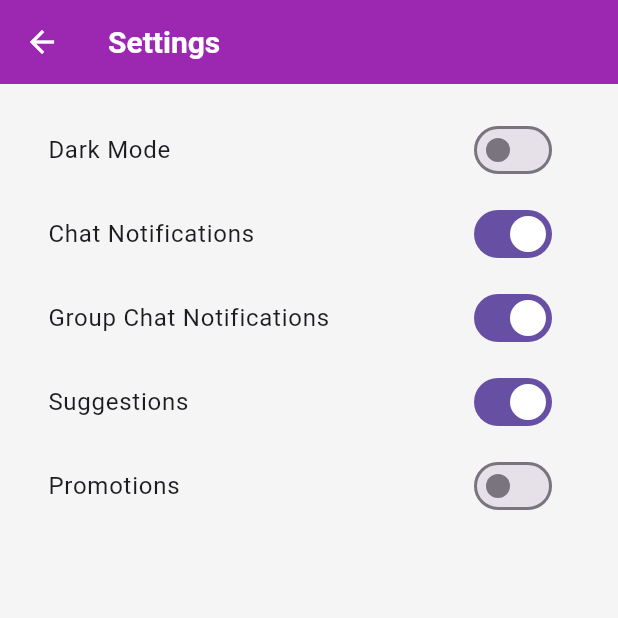
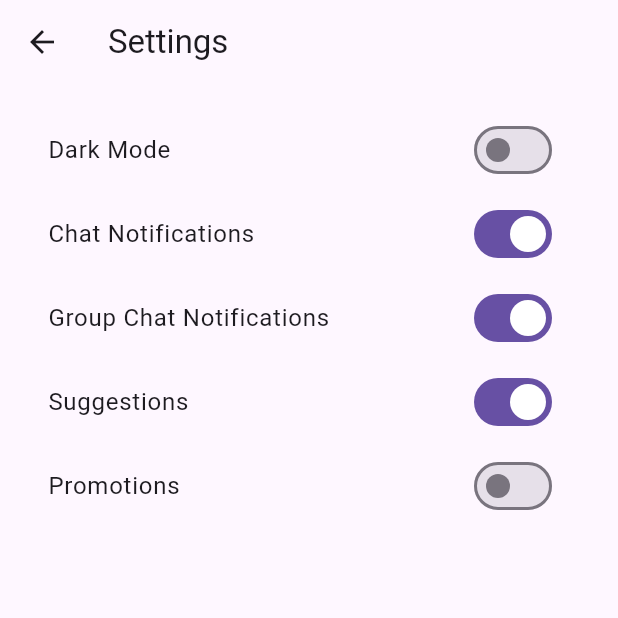
Before and after one commit to HitheshMedavarapu/Flutter, a Flutter app: the screen it shows once a user with an empty profile is signed in, item 2 of the bottom bar chosen, after a tap on the "settings" icon, on a phone screen of 412 x 824 dp, the top half of it. Run offline on Flutter 3.47's test engine with Material 3 defaults, Android fonts, the phone set to English and light mode, and no system bars; our stand-ins replace cloud_firestore, firebase_auth, firebase_core, flutter_redux, redux; accounts and stored records are empty.

Commit message:
Revert "homescreen done with static data"

```diff
--- a/lib/main.dart
+++ b/lib/main.dart
@@ -8,7 +8,6 @@ import 'redux/reducers.dart';
 import 'screens/auth/login_screen.dart';
 import 'screens/home/home_screen.dart';
 import 'package:firebase_auth/firebase_auth.dart';
-import 'utils/theme.dart'; // ✅ Import themes
 
 void main() async {
   WidgetsFlutterBinding.ensureInitialized();
@@ -33,9 +32,9 @@ class MyApp extends StatelessWidget {
       child: MaterialApp(
         debugShowCheckedModeBanner: false,
         title: 'Unif1',
-        theme: AppThemes.lightTheme, // ✅ Use custom theme
-        darkTheme: AppThemes.darkTheme, // ✅ Use custom dark theme
-        themeMode: ThemeMode.system, // ✅ Auto-switch light/dark mode
+        theme: ThemeData.light(),
+        darkTheme: ThemeData.dark(),
+        themeMode: ThemeMode.system,
         home: AuthWrapper(),
       ),
     );
--- a/lib/screens/home/feed_screen.dart
+++ b/lib/screens/home/feed_screen.dart
@@ -1,74 +1,13 @@
 import 'package:flutter/material.dart';
-import '../../widgets/post_card.dart';
-import '../../utils/theme.dart'; // ✅ Use theme
 
-class FeedScreen extends StatefulWidget {
-  const FeedScreen({Key? key}) : super(key: key);
-
-  @override
-  _FeedScreenState createState() => _FeedScreenState();
-}
-
-class _FeedScreenState extends State<FeedScreen> {
-  final List<Map<String, dynamic>> _posts = [
-    {
-      "username": "John Doe",
-      "userProfile": "https://randomuser.me/api/portraits/men/1.jpg",
-      "postText": "Excited to start my first semester at NYU! Anyone here?",
-      "postImage": "https://source.unsplash.com/random/800x600?college",
-      "usefulCount": 12,
-      "notUsefulCount": 2,
-    },
-    {
-      "username": "Emma Watson",
-      "userProfile": "https://randomuser.me/api/portraits/women/2.jpg",
-      "postText": "Looking for a roommate near Harvard. DM me!",
-      "postImage": null,
-      "usefulCount": 8,
-      "notUsefulCount": 1,
-    },
-    {
-      "username": "Mike Johnson",
-      "userProfile": "https://randomuser.me/api/portraits/men/3.jpg",
-      "postText": "Selling my books from last semester. Anyone interested?",
-      "postImage": "https://source.unsplash.com/random/800x600?books",
-      "usefulCount": 20,
-      "notUsefulCount": 4,
-    },
-  ];
-
-  void _increaseUseful(int index) {
-    setState(() {
-      _posts[index]["usefulCount"]++;
-    });
-  }
-
-  void _increaseNotUseful(int index) {
-    setState(() {
-      _posts[index]["notUsefulCount"]++;
-    });
-  }
-
+class FeedScreen extends StatelessWidget {
   @override
   Widget build(BuildContext context) {
     return Scaffold(
-      body: Container(
-        decoration: AppThemes.backgroundGradient(), // ✅ Uses the app theme
-        child: ListView.builder(
-          itemCount: _posts.length,
-          itemBuilder: (context, index) {
-            final post = _posts[index];
-            return PostCard(
-              username: post["username"],
-              userProfile: post["userProfile"],
-              postText: post["postText"],
-              postImage: post["postImage"],
-              usefulCount: post["usefulCount"],
-              notUsefulCount: post["notUsefulCount"],
-              onUseful: () => _increaseUseful(index),
-              onNotUseful: () => _increaseNotUseful(index),
-            );
-          },
+      body: Center(
+        child: Text(
+          "Home Feed",
+          style: TextStyle(fontSize: 24, fontWeight: FontWeight.bold),
         ),
       ),
     );
--- a/lib/screens/home/home_screen.dart
+++ b/lib/screens/home/home_screen.dart
@@ -6,10 +6,12 @@ import '../group_chats/group_chats_screen.dart';
 import '../marketplace/marketplace_screen.dart';
 import '../maps/maps_screen.dart';
 import 'feed_screen.dart';
-import '../../utils/theme.dart'; // ✅ Import theme
+import 'package:flutter_redux/flutter_redux.dart';
+import '../../redux/auth/auth_state.dart';
 
 class HomeScreen extends StatefulWidget {
-  const HomeScreen({Key? key}) : super(key: key);
+  const HomeScreen({Key? key})
+      : super(key: key); // Ensure constructor is marked as const
 
   @override
   _HomeScreenState createState() => _HomeScreenState();
@@ -48,8 +50,6 @@ class _HomeScreenState extends State<HomeScreen> {
 
   @override
   Widget build(BuildContext context) {
-    final theme = Theme.of(context);
-
     return Scaffold(
       appBar: AppBar(
         title: const Text("Unif1"),
@@ -75,13 +75,8 @@ class _HomeScreenState extends State<HomeScreen> {
           BottomNavigationBarItem(icon: Icon(Icons.map), label: "Maps"),
         ],
         currentIndex: _selectedIndex,
-        selectedItemColor:
-            theme.bottomNavigationBarTheme.selectedItemColor, // ✅ Theme applied
-        unselectedItemColor: theme
-            .bottomNavigationBarTheme.unselectedItemColor, // ✅ Theme applied
-        backgroundColor:
-            theme.bottomNavigationBarTheme.backgroundColor, // ✅ Theme applied
-        showUnselectedLabels: true,
+        selectedItemColor: Colors.blue,
+        unselectedItemColor: Colors.grey,
         onTap: _onItemTapped,
       ),
     );
--- a/lib/screens/settings/settings_screen.dart
+++ b/lib/screens/settings/settings_screen.dart
@@ -1,6 +1,4 @@
 import 'package:flutter/material.dart';
-import 'package:shared_preferences/shared_preferences.dart';
-import '../../utils/theme.dart';
 
 class SettingsScreen extends StatefulWidget {
   const SettingsScreen({Key? key}) : super(key: key);
@@ -17,37 +15,6 @@ class _SettingsScreenState extends State<SettingsScreen> {
   bool _promotions = false;
 
   @override
-  void initState() {
-    super.initState();
-    _loadTheme();
-  }
-
-  Future<void> _loadTheme() async {
-    SharedPreferences prefs = await SharedPreferences.getInstance();
-    setState(() {
-      _darkMode = prefs.getBool('darkMode') ?? false;
-    });
-  }
-
-  Future<void> _toggleDarkMode(bool value) async {
-    SharedPreferences prefs = await SharedPreferences.getInstance();
-    await prefs.setBool('darkMode', value);
-    setState(() {
-      _darkMode = value;
-    });
-
-    // ✅ Apply Theme Change
-    final brightness = value ? Brightness.dark : Brightness.light;
-    ThemeData newTheme = value ? AppThemes.darkTheme : AppThemes.lightTheme;
-
-    // ✅ Update MaterialApp theme dynamically
-    Navigator.of(context).pop(); // Close settings
-    Navigator.of(context).pushReplacement(
-      MaterialPageRoute(builder: (_) => SettingsScreen()),
-    );
-  }
-
-  @override
   Widget build(BuildContext context) {
     return Scaffold(
       appBar: AppBar(
@@ -59,7 +26,11 @@ class _SettingsScreenState extends State<SettingsScreen> {
           SwitchListTile(
             title: const Text('Dark Mode'),
             value: _darkMode,
-            onChanged: _toggleDarkMode,
+            onChanged: (bool value) {
+              setState(() {
+                _darkMode = value;
+              });
+            },
           ),
           SwitchListTile(
             title: const Text('Chat Notifications'),
--- a/lib/utils/theme.dart
+++ b/lib/utils/theme.dart
@@ -1,82 +1,33 @@
 import 'package:flutter/material.dart';
 
 class AppThemes {
-  static ThemeData lightTheme = ThemeData(
+  static final ThemeData lightTheme = ThemeData(
     brightness: Brightness.light,
-    primaryColor: Colors.purple, // ✅ Primary app color
-    cardColor: Colors.white, // ✅ Light mode card background
-    scaffoldBackgroundColor: Colors.grey[100], // ✅ Light background
+    primaryColor: Colors.purple,
+    scaffoldBackgroundColor: Colors.white,
     textTheme: const TextTheme(
-      titleLarge: TextStyle(fontSize: 18, fontWeight: FontWeight.bold),
-      bodyMedium: TextStyle(fontSize: 14),
-    ),
-    appBarTheme: const AppBarTheme(
-      // ✅ Themed App Bar
-      backgroundColor: Colors.purple,
-      foregroundColor: Colors.white, // ✅ Icon & Text color
-      elevation: 0,
-      titleTextStyle: TextStyle(fontSize: 20, fontWeight: FontWeight.bold),
-    ),
-    bottomNavigationBarTheme: const BottomNavigationBarThemeData(
-      // ✅ Themed Bottom Bar
-      backgroundColor: Colors.white,
-      selectedItemColor: Colors.purple,
-      unselectedItemColor: Colors.grey,
-      showUnselectedLabels: true,
-    ),
-    elevatedButtonTheme: ElevatedButtonThemeData(
-      style: ElevatedButton.styleFrom(
-        backgroundColor: Colors.purple,
-        shape: RoundedRectangleBorder(
-          borderRadius: BorderRadius.circular(12),
-        ),
-        padding: const EdgeInsets.symmetric(vertical: 14),
-      ),
+      bodyLarge: TextStyle(color: Colors.black),
+      bodyMedium: TextStyle(color: Colors.black54),
     ),
   );
 
-  static ThemeData darkTheme = ThemeData(
+  static final ThemeData darkTheme = ThemeData(
     brightness: Brightness.dark,
-    primaryColor: Colors.purpleAccent, // ✅ Adjusted for dark mode
-    cardColor: Colors.black54,
+    primaryColor: Colors.purple,
     scaffoldBackgroundColor: Colors.black,
     textTheme: const TextTheme(
-      titleLarge: TextStyle(
-          fontSize: 18, fontWeight: FontWeight.bold, color: Colors.white),
-      bodyMedium: TextStyle(fontSize: 14, color: Colors.white70),
-    ),
-    appBarTheme: const AppBarTheme(
-      // ✅ Dark Mode App Bar
-      backgroundColor: Colors.black,
-      foregroundColor: Colors.purpleAccent, // ✅ Icon & Text color
-      elevation: 0,
-      titleTextStyle: TextStyle(fontSize: 20, fontWeight: FontWeight.bold),
-    ),
-    bottomNavigationBarTheme: const BottomNavigationBarThemeData(
-      // ✅ Dark Mode Bottom Bar
-      backgroundColor: Colors.black,
-      selectedItemColor: Colors.purpleAccent,
-      unselectedItemColor: Colors.grey,
-      showUnselectedLabels: true,
-    ),
-    elevatedButtonTheme: ElevatedButtonThemeData(
-      style: ElevatedButton.styleFrom(
-        backgroundColor: Colors.purpleAccent,
-        shape: RoundedRectangleBorder(
-          borderRadius: BorderRadius.circular(12),
-        ),
-        padding: const EdgeInsets.symmetric(vertical: 14),
-      ),
+      bodyLarge: TextStyle(color: Colors.white),
+      bodyMedium: TextStyle(color: Colors.white70),
     ),
   );
 
-  // ✅ Background Gradient
+  // 🎨 Background Gradient
   static BoxDecoration backgroundGradient() {
     return const BoxDecoration(
       gradient: LinearGradient(
-        colors: [Colors.purple, Colors.deepPurpleAccent],
-        begin: Alignment.topCenter,
-        end: Alignment.bottomCenter,
+        begin: Alignment.topLeft,
+        end: Alignment.bottomRight,
+        colors: [Color(0xFF6A0DAD), Color(0xFF4A148C)],
       ),
     );
   }
--- a/lib/widgets/post_card.dart
+++ /dev/null
@@ -1,109 +0,0 @@
-import 'package:flutter/material.dart';
-import '../../utils/theme.dart'; // ✅ Import the theme
-
-class PostCard extends StatelessWidget {
-  final String username;
-  final String userProfile;
-  final String postText;
-  final String? postImage;
-  final int usefulCount;
-  final int notUsefulCount;
-  final VoidCallback onUseful;
-  final VoidCallback onNotUseful;
-
-  const PostCard({
-    Key? key,
-    required this.username,
-    required this.userProfile,
-    required this.postText,
-    this.postImage,
-    required this.usefulCount,
-    required this.notUsefulCount,
-    required this.onUseful,
-    required this.onNotUseful,
-  }) : super(key: key);
-
-  @override
-  Widget build(BuildContext context) {
-    final theme = Theme.of(context);
-
-    return Card(
-      elevation: 5,
-      color: theme.cardColor, // ✅ Uses theme's card color
-      margin: const EdgeInsets.symmetric(vertical: 8, horizontal: 16),
-      shape: RoundedRectangleBorder(
-        borderRadius: BorderRadius.circular(12),
-      ),
-      child: Padding(
-        padding: const EdgeInsets.all(12.0),
-        child: Column(
-          crossAxisAlignment: CrossAxisAlignment.start,
-          children: [
-            // Profile Section
-            Row(
-              children: [
-                CircleAvatar(
-                  backgroundImage: NetworkImage(userProfile),
-                  radius: 24,
-                ),
-                const SizedBox(width: 10),
-                Text(
-                  username,
-                  style: theme.textTheme.titleLarge?.copyWith(
-                    // ✅ FIXED
-                    fontWeight: FontWeight.bold,
-                  ),
-                ),
-              ],
-            ),
-            const SizedBox(height: 10),
-
-            // Post Content
-            Text(
-              postText,
-              style: theme.textTheme.bodyMedium, // ✅ FIXED
-            ),
-
-            // Post Image (if available)
-            if (postImage != null)
-              Padding(
-                padding: const EdgeInsets.symmetric(vertical: 8),
-                child: ClipRRect(
-                  borderRadius: BorderRadius.circular(12),
-                  child: Image.network(postImage!, fit: BoxFit.cover),
-                ),
-              ),
-
-            // Actions Section
-            Row(
-              mainAxisAlignment: MainAxisAlignment.spaceBetween,
-              children: [
-                Row(
-                  children: [
-                    IconButton(
-                      icon: const Icon(Icons.thumb_up),
-                      color: theme.primaryColor, // ✅ Use theme color
-                      onPressed: onUseful,
-                    ),
-                    Text("$usefulCount"),
-                    IconButton(
-                      icon: const Icon(Icons.thumb_down),
-                      color: Colors.red, // ✅ Negative action color
-                      onPressed: onNotUseful,
-                    ),
-                    Text("$notUsefulCount"),
-                  ],
-                ),
-                IconButton(
-                  icon: const Icon(Icons.share),
-                  color: theme.primaryColor, // ✅ Use theme color
-                  onPressed: () {},
-                ),
-              ],
-            ),
-          ],
-        ),
-      ),
-    );
-  }
-}
--- a/pubspec.yaml
+++ b/pubspec.yaml
@@ -43,7 +43,6 @@ dependencies:
   firebase_storage: ^12.4.2
   google_sign_in: ^6.2.2
   provider: ^6.1.2
-  shared_preferences: ^2.2.2
 
 dev_dependencies:
   flutter_test:
```
Also changed, not shown: lib/widgets/custom_app_bar.dart (deleted, +0 -41 lines), lib/widgets/custom_bottom_nav.dart (deleted, +0 -30 lines), pubspec.lock, 1 other file.
